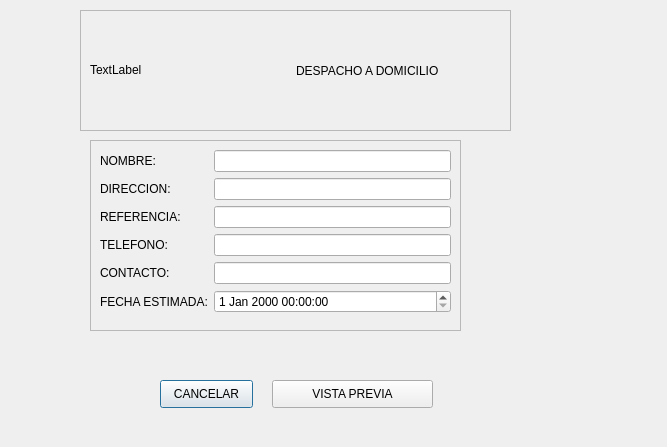
Qt form app/ui/vale_despacho.ui (Huber-Ticona/SAGOT-Vendedor-nueva-interfaz) before a commit.
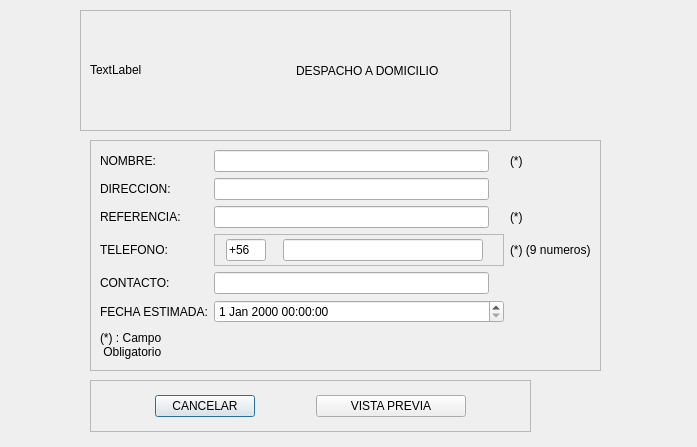
The same form after that commit.

The edit to the form file:
```diff
--- a/app/ui/vale_despacho.ui
+++ b/app/ui/vale_despacho.ui
@@ -6,39 +6,13 @@
    <rect>
     <x>0</x>
     <y>0</y>
-    <width>667</width>
+    <width>697</width>
     <height>447</height>
    </rect>
   </property>
   <property name="windowTitle">
    <string>Dialog</string>
   </property>
-  <widget class="QPushButton" name="btn_cancelar">
-   <property name="geometry">
-    <rect>
-     <x>160</x>
-     <y>380</y>
-     <width>93</width>
-     <height>28</height>
-    </rect>
-   </property>
-   <property name="text">
-    <string>CANCELAR</string>
-   </property>
-  </widget>
-  <widget class="QPushButton" name="btn_crear_vale">
-   <property name="geometry">
-    <rect>
-     <x>272</x>
-     <y>380</y>
-     <width>161</width>
-     <height>28</height>
-    </rect>
-   </property>
-   <property name="text">
-    <string>VISTA PREVIA</string>
-   </property>
-  </widget>
   <widget class="QFrame" name="frame">
    <property name="geometry">
     <rect>
@@ -91,8 +65,8 @@
     <rect>
      <x>90</x>
      <y>140</y>
-     <width>371</width>
-     <height>191</height>
+     <width>511</width>
+     <height>231</height>
     </rect>
    </property>
    <property name="frameShape">
@@ -101,7 +75,57 @@
    <property name="frameShadow">
     <enum>QFrame::Raised</enum>
    </property>
-   <layout class="QFormLayout" name="formLayout">
+   <layout class="QGridLayout" name="gridLayout">
+    <item row="2" column="1">
+     <widget class="QLineEdit" name="txt_referencia">
+      <property name="maximumSize">
+       <size>
+        <width>275</width>
+        <height>16777215</height>
+       </size>
+      </property>
+     </widget>
+    </item>
+    <item row="1" column="1">
+     <widget class="QLineEdit" name="txt_direccion">
+      <property name="minimumSize">
+       <size>
+        <width>275</width>
+        <height>0</height>
+       </size>
+      </property>
+      <property name="maximumSize">
+       <size>
+        <width>275</width>
+        <height>16777215</height>
+       </size>
+      </property>
+     </widget>
+    </item>
+    <item row="4" column="0">
+     <widget class="QLabel" name="label_6">
+      <property name="text">
+       <string>CONTACTO: </string>
+      </property>
+     </widget>
+    </item>
+    <item row="3" column="2">
+     <widget class="QLabel" name="label_10">
+      <property name="text">
+       <string>(*) (9 numeros)</string>
+      </property>
+     </widget>
+    </item>
+    <item row="5" column="0">
+     <widget class="QLabel" name="label_7">
+      <property name="text">
+       <string>FECHA ESTIMADA:</string>
+      </property>
+     </widget>
+    </item>
+    <item row="5" column="1">
+     <widget class="QDateTimeEdit" name="dt_fecha_estimada"/>
+    </item>
     <item row="0" column="0">
      <widget class="QLabel" name="label">
       <property name="text">
@@ -109,9 +133,6 @@
       </property>
      </widget>
     </item>
-    <item row="0" column="1">
-     <widget class="QLineEdit" name="txt_nombre"/>
-    </item>
     <item row="1" column="0">
      <widget class="QLabel" name="label_3">
       <property name="text">
@@ -119,19 +140,6 @@
       </property>
      </widget>
     </item>
-    <item row="1" column="1">
-     <widget class="QLineEdit" name="txt_direccion"/>
-    </item>
-    <item row="2" column="0">
-     <widget class="QLabel" name="label_4">
-      <property name="text">
-       <string>REFERENCIA: </string>
-      </property>
-     </widget>
-    </item>
-    <item row="2" column="1">
-     <widget class="QLineEdit" name="txt_referencia"/>
-    </item>
     <item row="3" column="0">
      <widget class="QLabel" name="label_5">
       <property name="text">
@@ -139,26 +147,158 @@
       </property>
      </widget>
     </item>
-    <item row="3" column="1">
-     <widget class="QLineEdit" name="txt_telefono"/>
-    </item>
     <item row="4" column="1">
-     <widget class="QLineEdit" name="txt_contacto"/>
+     <widget class="QLineEdit" name="txt_contacto">
+      <property name="maximumSize">
+       <size>
+        <width>275</width>
+        <height>16777215</height>
+       </size>
+      </property>
+     </widget>
     </item>
-    <item row="4" column="0">
-     <widget class="QLabel" name="label_6">
+    <item row="2" column="0">
+     <widget class="QLabel" name="label_4">
       <property name="text">
-       <string>CONTACTO: </string>
+       <string>REFERENCIA: </string>
       </property>
      </widget>
     </item>
-    <item row="5" column="1">
-     <widget class="QDateTimeEdit" name="dt_fecha_estimada"/>
+    <item row="6" column="0">
+     <widget class="QLabel" name="label_11">
+      <property name="minimumSize">
+       <size>
+        <width>0</width>
+        <height>30</height>
+       </size>
+      </property>
+      <property name="text">
+       <string>(*) : Campo
+ Obligatorio</string>
+      </property>
+     </widget>
     </item>
-    <item row="5" column="0">
-     <widget class="QLabel" name="label_7">
+    <item row="3" column="1">
+     <widget class="QFrame" name="frame_4">
+      <property name="frameShape">
+       <enum>QFrame::StyledPanel</enum>
+      </property>
+      <property name="frameShadow">
+       <enum>QFrame::Raised</enum>
+      </property>
+      <layout class="QHBoxLayout" name="horizontalLayout_4">
+       <property name="leftMargin">
+        <number>0</number>
+       </property>
+       <property name="topMargin">
+        <number>0</number>
+       </property>
+       <property name="bottomMargin">
+        <number>0</number>
+       </property>
+       <item>
+        <widget class="QLineEdit" name="txt_code_telefono">
+         <property name="minimumSize">
+          <size>
+           <width>30</width>
+           <height>0</height>
+          </size>
+         </property>
+         <property name="maximumSize">
+          <size>
+           <width>40</width>
+           <height>16777215</height>
+          </size>
+         </property>
+         <property name="text">
+          <string>+56</string>
+         </property>
+        </widget>
+       </item>
+       <item>
+        <widget class="QLineEdit" name="txt_telefono">
+         <property name="maximumSize">
+          <size>
+           <width>200</width>
+           <height>16777215</height>
+          </size>
+         </property>
+        </widget>
+       </item>
+      </layout>
+     </widget>
+    </item>
+    <item row="0" column="1">
+     <widget class="QLineEdit" name="txt_nombre">
+      <property name="minimumSize">
+       <size>
+        <width>275</width>
+        <height>0</height>
+       </size>
+      </property>
+      <property name="maximumSize">
+       <size>
+        <width>275</width>
+        <height>16777215</height>
+       </size>
+      </property>
+     </widget>
+    </item>
+    <item row="2" column="2">
+     <widget class="QLabel" name="label_9">
       <property name="text">
-       <string>FECHA ESTIMADA:</string>
+       <string>(*)</string>
+      </property>
+     </widget>
+    </item>
+    <item row="0" column="2">
+     <widget class="QLabel" name="label_8">
+      <property name="text">
+       <string>(*)</string>
+      </property>
+     </widget>
+    </item>
+   </layout>
+  </widget>
+  <widget class="QFrame" name="frame_3">
+   <property name="geometry">
+    <rect>
+     <x>90</x>
+     <y>380</y>
+     <width>441</width>
+     <height>52</height>
+    </rect>
+   </property>
+   <property name="frameShape">
+    <enum>QFrame::StyledPanel</enum>
+   </property>
+   <property name="frameShadow">
+    <enum>QFrame::Raised</enum>
+   </property>
+   <layout class="QHBoxLayout" name="horizontalLayout_2">
+    <item>
+     <widget class="QPushButton" name="btn_cancelar">
+      <property name="maximumSize">
+       <size>
+        <width>100</width>
+        <height>16777215</height>
+       </size>
+      </property>
+      <property name="text">
+       <string>CANCELAR</string>
+      </property>
+     </widget>
+    </item>
+    <item>
+     <widget class="QPushButton" name="btn_crear_vale">
+      <property name="maximumSize">
+       <size>
+        <width>150</width>
+        <height>16777215</height>
+       </size>
+      </property>
+      <property name="text">
+       <string>VISTA PREVIA</string>
       </property>
      </widget>
     </item>
```
